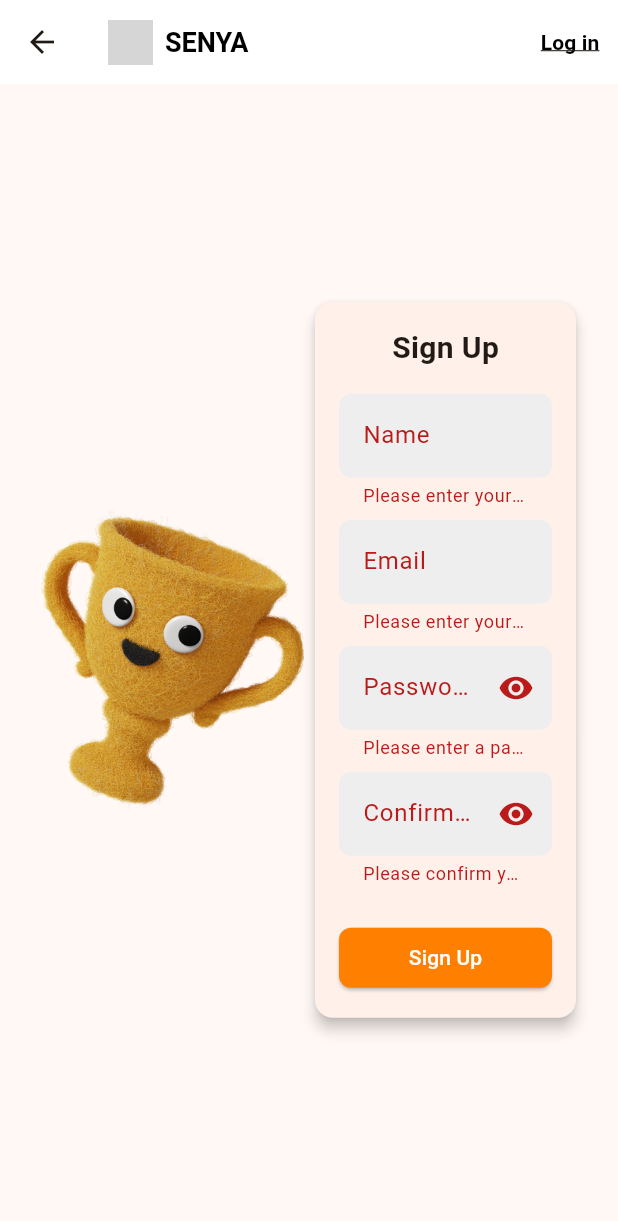
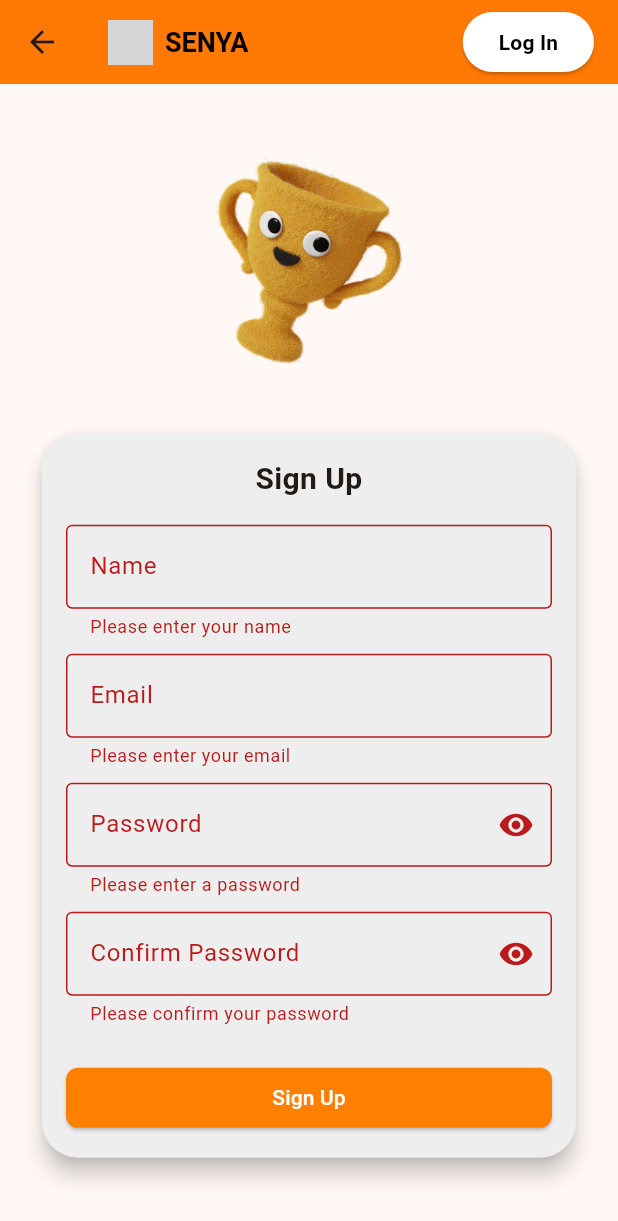
Before and after one commit to crstn-a/Senya, a Flutter app: the SignupScreen screen opened by its route, after a tap on "Sign Up", on a phone screen of 412 x 824 dp. Shown: the top 1221 px of the screen. Run offline on Flutter 3.47's test engine with Material 3 defaults, Android fonts, the phone set to English and light mode, and no system bars; our stand-ins replace supabase_flutter; accounts and stored records are empty; grey boxes are pictures that could not be loaded.

Commit message:
Update signup_screen.dart
updating the ui for signup_screen

```diff
--- a/frontend/lib/screens/signup_screen.dart
+++ b/frontend/lib/screens/signup_screen.dart
@@ -14,6 +14,7 @@ class _SignupScreenState extends State<SignupScreen> {
   final _emailController = TextEditingController();
   final _passwordController = TextEditingController();
   final _confirmPasswordController = TextEditingController();
+  final FocusNode _confirmPasswordFocusNode = FocusNode();
   bool _obscurePassword = true;
   bool _obscureConfirmPassword = true;
   bool _isLoading = false;
@@ -45,15 +46,19 @@ class _SignupScreenState extends State<SignupScreen> {
 
       if (user != null && mounted) {
         ScaffoldMessenger.of(context).showSnackBar(
-          const SnackBar(content: Text('Account created! Please check your email to confirm.')),
+          const SnackBar(
+            content: Text(
+              'Account created! Please check your email to confirm.',
+            ),
+          ),
         );
         Navigator.pushReplacementNamed(context, '/login');
       }
     } catch (error) {
       if (mounted) {
-        ScaffoldMessenger.of(context).showSnackBar(
-          SnackBar(content: Text('Error: ${error.toString()}')),
-        );
+        ScaffoldMessenger.of(
+          context,
+        ).showSnackBar(SnackBar(content: Text('Error: ${error.toString()}')));
       }
     } finally {
       if (mounted) {
@@ -66,17 +71,15 @@ class _SignupScreenState extends State<SignupScreen> {
 
   @override
   Widget build(BuildContext context) {
+    final Size screenSize = MediaQuery.of(context).size;
+    final bool isMobile = screenSize.width < 600;
     return Scaffold(
       appBar: AppBar(
-        backgroundColor: Colors.white,
+        backgroundColor: const Color(0xFFFF7904),
         elevation: 0,
         title: Row(
           children: [
-            Image.asset(
-              'assets/images/logo.png',
-              width: 30,
-              height: 30,
-            ),
+            Image.asset('assets/images/logo.png', width: 30, height: 30),
             const SizedBox(width: 8),
             const Text(
               'SENYA',
@@ -89,81 +92,134 @@ class _SignupScreenState extends State<SignupScreen> {
           ],
         ),
         actions: [
-          TextButton(
+          Container(
+            margin: const EdgeInsets.symmetric(horizontal: 16.0, vertical: 8.0),
+            child: ElevatedButton(
               onPressed: () => Navigator.pushNamed(context, '/login'),
+              style: ElevatedButton.styleFrom(
+                backgroundColor: Colors.white,
+                foregroundColor: Colors.black,
+                shape: RoundedRectangleBorder(
+                  borderRadius: BorderRadius.circular(20),
+                ),
+              ),
               child: const Text(
-              'Log in',
-              style: TextStyle(
-                color: Colors.black,
-                fontWeight: FontWeight.bold,
-                decoration: TextDecoration.underline,
+                'Log In',
+                style: TextStyle(fontWeight: FontWeight.bold),
               ),
             ),
           ),
         ],
       ),
       body: Center(
-        child: SingleChildScrollView(
+        child: Padding(
           padding: const EdgeInsets.all(24.0),
-          child: Row(
+          child:
+              isMobile
+                  ? Column(
+                    mainAxisSize: MainAxisSize.min,
+                    crossAxisAlignment: CrossAxisAlignment.center,
                     children: [
-              Expanded(
+                      Image.asset(
+                        'assets/images/signup_image.png',
+                        width: screenSize.width * 0.3,
+                      ),
+                      const SizedBox(height: 40),
+                      _buildSignUpBox(),
+                    ],
+                  )
+                  : Row(
+                    mainAxisAlignment: MainAxisAlignment.center,
+                    crossAxisAlignment: CrossAxisAlignment.center,
+                    children: [
+                      Padding(
+                        padding: const EdgeInsets.all(20),
                         child: Image.asset(
                           'assets/images/signup_image.png',
-                  height: 200,
+                          width: screenSize.width * 0.4,
+                          height: screenSize.height * 0.4,
                         ),
                       ),
-              Expanded(
-                child: Card(
-                  elevation: 4,
+                      const SizedBox(width: 20),
+                      Padding(
+                        padding: const EdgeInsets.all(20.0),
+                        child: SizedBox(
+                          width: screenSize.width * 0.3,
+                          child: _buildSignUpBox(),
+                        ),
+                      ),
+                    ],
+                  ),
+        ),
+      ),
+    );
+  }
+
+  Widget _buildSignUpBox() {
+    return Card(
+      elevation: 6,
+      shape: RoundedRectangleBorder(borderRadius: BorderRadius.circular(24)),
+      color: Colors.grey[200],
       child: Padding(
         padding: const EdgeInsets.all(16.0),
         child: Form(
           key: _formKey,
           child: Column(
             mainAxisSize: MainAxisSize.min,
+            crossAxisAlignment: CrossAxisAlignment.center,
             children: [
               const Text(
                 'Sign Up',
-                            style: TextStyle(
-                              fontSize: 20,
-                              fontWeight: FontWeight.bold,
-                            ),
+                textAlign: TextAlign.center,
+                style: TextStyle(fontSize: 20, fontWeight: FontWeight.bold),
               ),
               const SizedBox(height: 16),
               TextFormField(
                 controller: _nameController,
-                            decoration: const InputDecoration(labelText: 'Name'),
+                decoration: const InputDecoration(
+                  labelText: 'Name',
+                  border: OutlineInputBorder(),
+                ),
                 validator: (value) {
                   if (value == null || value.isEmpty) {
                     return 'Please enter your name';
                   }
                   return null;
                 },
+                textInputAction: TextInputAction.next,
               ),
-                          const SizedBox(height: 8),
+              const SizedBox(height: 10),
               TextFormField(
                 controller: _emailController,
-                            decoration: const InputDecoration(labelText: 'Email'),
+                decoration: const InputDecoration(
+                  labelText: 'Email',
+                  border: OutlineInputBorder(),
+                ),
                 keyboardType: TextInputType.emailAddress,
                 validator: (value) {
                   if (value == null || value.isEmpty) {
                     return 'Please enter your email';
                   }
-                              if (!RegExp(r'^[\w-\.]+@([\w-]+\.)+[\w-]{2,4}$').hasMatch(value)) {
+                  if (!RegExp(
+                    r'^[\w-\.]+@([\w-]+\.)+[\w-]{2,4}\$',
+                  ).hasMatch(value)) {
                     return 'Please enter a valid email';
                   }
                   return null;
                 },
+                textInputAction: TextInputAction.next,
               ),
-                          const SizedBox(height: 8),
+              const SizedBox(height: 10),
               TextFormField(
                 controller: _passwordController,
                 decoration: InputDecoration(
                   labelText: 'Password',
+                  border: OutlineInputBorder(),
                   suffixIcon: IconButton(
                     icon: Icon(
-                                  _obscurePassword ? Icons.visibility : Icons.visibility_off,
+                      _obscurePassword
+                          ? Icons.visibility
+                          : Icons.visibility_off,
                     ),
                     onPressed: () {
                       setState(() {
@@ -177,20 +233,30 @@ class _SignupScreenState extends State<SignupScreen> {
                   if (value == null || value.isEmpty) {
                     return 'Please enter a password';
                   }
-                              if (value.length < 6) {
-                                return 'Password must be at least 6 characters';
+                  if (value.length < 8) {
+                    return 'Password must be at least 8 characters';
                   }
                   return null;
                 },
+                textInputAction: TextInputAction.next,
+                onFieldSubmitted: (_) {
+                  FocusScope.of(
+                    context,
+                  ).requestFocus(_confirmPasswordFocusNode);
+                },
               ),
-                          const SizedBox(height: 8),
+              const SizedBox(height: 10),
               TextFormField(
                 controller: _confirmPasswordController,
+                focusNode: _confirmPasswordFocusNode,
                 decoration: InputDecoration(
                   labelText: 'Confirm Password',
+                  border: OutlineInputBorder(),
                   suffixIcon: IconButton(
                     icon: Icon(
-                                  _obscureConfirmPassword ? Icons.visibility : Icons.visibility_off,
+                      _obscureConfirmPassword
+                          ? Icons.visibility
+                          : Icons.visibility_off,
                     ),
                     onPressed: () {
                       setState(() {
@@ -209,21 +275,18 @@ class _SignupScreenState extends State<SignupScreen> {
                   }
                   return null;
                 },
+                textInputAction: TextInputAction.done,
+                onFieldSubmitted: (_) => _signUp(),
               ),
               const SizedBox(height: 24),
               SizedBox(
                 width: double.infinity,
                 child: ElevatedButton(
                   onPressed: _isLoading ? null : _signUp,
-                              child: _isLoading
+                  child:
+                      _isLoading
                           ? const CircularProgressIndicator(color: Colors.white)
                           : const Text('Sign Up'),
-                            ),
-                          ),
-                        ],
-                      ),
-                    ),
-                  ),
                 ),
               ),
             ],
```
Lines whose indentation alone changed are shown as unchanged.
